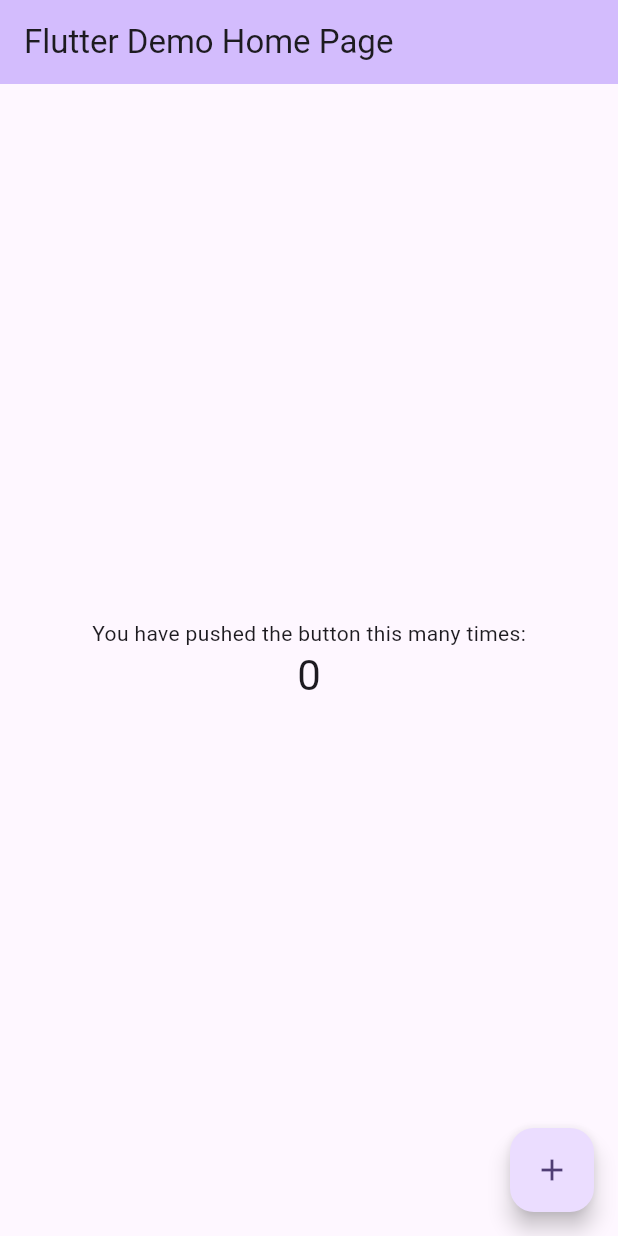
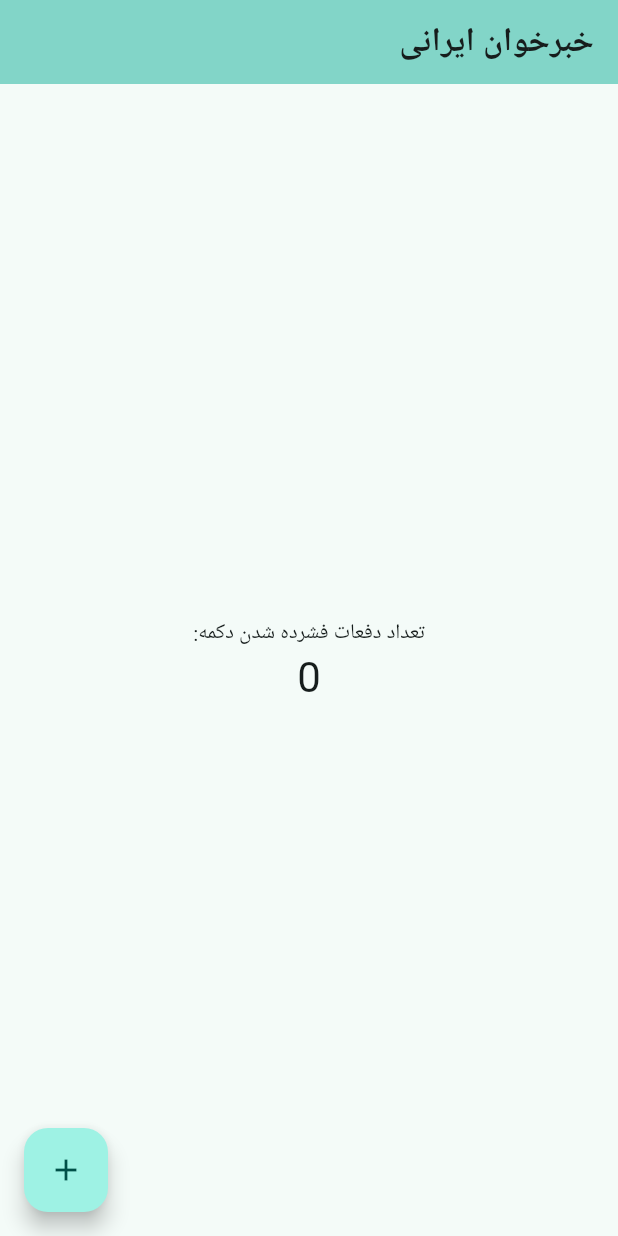
Before and after one commit to b3hzadsh/flutter-new-aggregator, a Flutter app: the screen it shows after launch, on a phone screen of 412 x 824 dp. Run offline on Flutter 3.47's test engine with Material 3 defaults, Android fonts, the phone set to English and light mode, and no system bars; our stand-ins replace dio, objectbox; generated files the repository leaves out were written again; Roboto replaces fonts that are missing (Vazirmatn).

Commit message:
feat: apply AppTheme and global RTL settings

```diff
--- a/lib/main.dart
+++ b/lib/main.dart
@@ -1,4 +1,6 @@
 import 'package:flutter/material.dart';
+import 'package:flutter_localizations/flutter_localizations.dart';
+import 'package:news_aggregator/presentation/theme/app_theme.dart';
 
 void main() {
   runApp(const MyApp());
@@ -7,45 +9,27 @@ void main() {
 class MyApp extends StatelessWidget {
   const MyApp({super.key});
 
-  // This widget is the root of your application.
   @override
   Widget build(BuildContext context) {
     return MaterialApp(
-      title: 'Flutter Demo',
-      theme: ThemeData(
-        // This is the theme of your application.
-        //
-        // TRY THIS: Try running your application with "flutter run". You'll see
-        // the application has a purple toolbar. Then, without quitting the app,
-        // try changing the seedColor in the colorScheme below to Colors.green
-        // and then invoke "hot reload" (save your changes or press the "hot
-        // reload" button in a Flutter-supported IDE, or press "r" if you used
-        // the command line to start the app).
-        //
-        // Notice that the counter didn't reset back to zero; the application
-        // state is not lost during the reload. To reset the state, use hot
-        // restart instead.
-        //
-        // This works for code too, not just values: Most code changes can be
-        // tested with just a hot reload.
-        colorScheme: ColorScheme.fromSeed(seedColor: Colors.deepPurple),
-      ),
-      home: const MyHomePage(title: 'Flutter Demo Home Page'),
+      title: 'خبرخوان ایرانی',
+      theme: AppTheme.lightTheme,
+      localizationsDelegates: const [
+        GlobalMaterialLocalizations.delegate,
+        GlobalWidgetsLocalizations.delegate,
+        GlobalCupertinoLocalizations.delegate,
+      ],
+      supportedLocales: const [
+        Locale('fa', 'IR'),
+      ],
+      locale: const Locale('fa', 'IR'),
+      home: const MyHomePage(title: 'خبرخوان ایرانی'),
     );
   }
 }
 
 class MyHomePage extends StatefulWidget {
   const MyHomePage({super.key, required this.title});
-
-  // This widget is the home page of your application. It is stateful, meaning
-  // that it has a State object (defined below) that contains fields that affect
-  // how it looks.
-
-  // This class is the configuration for the state. It holds the values (in this
-  // case the title) provided by the parent (in this case the App widget) and
-  // used by the build method of the State. Fields in a Widget subclass are
-  // always marked "final".
 
   final String title;
 
@@ -58,53 +42,22 @@ class _MyHomePageState extends State<MyHomePage> {
 
   void _incrementCounter() {
     setState(() {
-      // This call to setState tells the Flutter framework that something has
-      // changed in this State, which causes it to rerun the build method below
-      // so that the display can reflect the updated values. If we changed
-      // _counter without calling setState(), then the build method would not be
-      // called again, and so nothing would appear to happen.
       _counter++;
     });
   }
 
   @override
   Widget build(BuildContext context) {
-    // This method is rerun every time setState is called, for instance as done
-    // by the _incrementCounter method above.
-    //
-    // The Flutter framework has been optimized to make rerunning build methods
-    // fast, so that you can just rebuild anything that needs updating rather
-    // than having to individually change instances of widgets.
     return Scaffold(
       appBar: AppBar(
-        // TRY THIS: Try changing the color here to a specific color (to
-        // Colors.amber, perhaps?) and trigger a hot reload to see the AppBar
-        // change color while the other colors stay the same.
         backgroundColor: Theme.of(context).colorScheme.inversePrimary,
-        // Here we take the value from the MyHomePage object that was created by
-        // the App.build method, and use it to set our appbar title.
         title: Text(widget.title),
       ),
       body: Center(
-        // Center is a layout widget. It takes a single child and positions it
-        // in the middle of the parent.
         child: Column(
-          // Column is also a layout widget. It takes a list of children and
-          // arranges them vertically. By default, it sizes itself to fit its
-          // children horizontally, and tries to be as tall as its parent.
-          //
-          // Column has various properties to control how it sizes itself and
-          // how it positions its children. Here we use mainAxisAlignment to
-          // center the children vertically; the main axis here is the vertical
-          // axis because Columns are vertical (the cross axis would be
-          // horizontal).
-          //
-          // TRY THIS: Invoke "debug painting" (choose the "Toggle Debug Paint"
-          // action in the IDE, or press "p" in the console), to see the
-          // wireframe for each widget.
           mainAxisAlignment: MainAxisAlignment.center,
           children: [
-            const Text('You have pushed the button this many times:'),
+            const Text('تعداد دفعات فشرده شدن دکمه:'),
             Text(
               '$_counter',
               style: Theme.of(context).textTheme.headlineMedium,
@@ -114,7 +67,7 @@ class _MyHomePageState extends State<MyHomePage> {
       ),
       floatingActionButton: FloatingActionButton(
         onPressed: _incrementCounter,
-        tooltip: 'Increment',
+        tooltip: 'افزایش',
         child: const Icon(Icons.add),
       ),
     );
```
